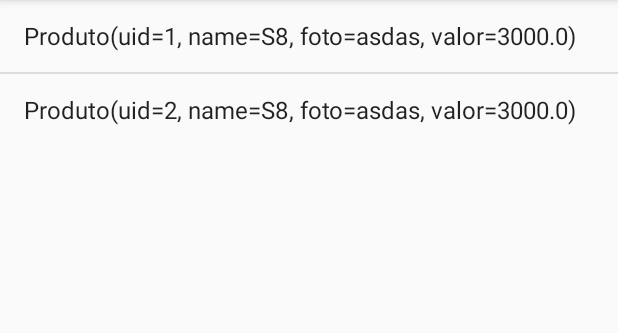
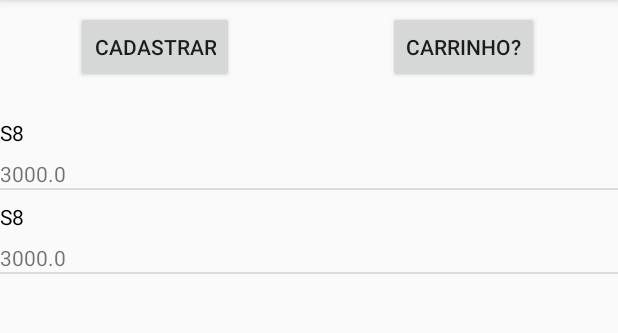
Before and after one commit to victor-cortes/androidIesb, an Android app: the screen it shows after launch (MainActivity), on a phone screen of 412 x 824 dp, the part 84-417 px from its top. Run offline under Robolectric (Android 15) with nearby library versions, the phone set to English and light mode, and no system bars; our stand-ins replace Room's generated code.

Commit message:
ajuste apresentacao e nova acitivity

```diff
--- a/app/src/main/AndroidManifest.xml
+++ b/app/src/main/AndroidManifest.xml
@@ -16,6 +16,9 @@
                 <category android:name="android.intent.category.LAUNCHER" />
             </intent-filter>
         </activity>
+        <activity android:name=".CadastrarActivity">
+
+        </activity>
     </application>
 
 </manifest>
--- /dev/null
+++ b/app/src/main/java/com/josakin/supermercadojosakin/CadastraActivity.kt
@@ -0,0 +1,17 @@
+package com.josakin.supermercadojosakin
+
+import android.os.Bundle
+import android.support.v7.app.AppCompatActivity
+import com.josakin.supermercadojosakin.dao.AppDatabase
+
+class CadastrarActivity : AppCompatActivity() {
+
+
+    override fun onCreate(savedInstanceState: Bundle?) {
+        super.onCreate(savedInstanceState)
+        setContentView(R.layout.activity_main)
+
+
+    }
+
+}
--- a/app/src/main/java/com/josakin/supermercadojosakin/MainActivity.kt
+++ b/app/src/main/java/com/josakin/supermercadojosakin/MainActivity.kt
@@ -2,16 +2,20 @@ package com.josakin.supermercadojosakin
 
 import android.arch.persistence.room.Room
 import android.content.Context
+import android.os.Bundle
 import android.support.v7.app.AppCompatActivity
-import android.os.Bundle
-import android.support.constraint.ConstraintLayout
+import android.view.LayoutInflater
 import android.view.View
 import android.view.ViewGroup
-import android.widget.ArrayAdapter
 import android.widget.BaseAdapter
+import android.widget.Button
 import android.widget.ListView
+import android.widget.TextView
 import com.josakin.supermercadojosakin.dao.AppDatabase
 import com.josakin.supermercadojosakin.entidades.Produto
+import android.content.Intent
+
+
 
 class MainActivity : AppCompatActivity() {
 
@@ -26,18 +30,27 @@ class MainActivity : AppCompatActivity() {
                 AppDatabase::class.java, "room-database"
         ).allowMainThreadQueries().build()
 
-        cadastraProduto()
-        cadastraProduto()
+
+        var produtos = db?.produtoDao()?.findAll()
+
+        if(produtos == null || produtos.size <= 0) {
+            cadastraProduto()
+            cadastraProduto()
+
+            produtos = db?.produtoDao()?.findAll()
+        }
 
 
-        val produtos = db?.produtoDao()?.findAll()
+        val listView = findViewById<ListView>(R.id.listViewProduto)
+        listView.adapter = ProdutoListAdapter(this, produtos!!)
 
-        val constraintLayout = findViewById<ConstraintLayout>(R.id.cl)
-        val listView = ListView(this)
-        val adapter = ArrayAdapter<Produto>(this, android.R.layout.simple_list_item_1, produtos)
-        listView.adapter = adapter
 
-        constraintLayout.addView(listView)
+        val buttonCadastrar = findViewById<Button>(R.id.buttonCadastrar)
+        buttonCadastrar.setOnClickListener(View.OnClickListener {
+            val myIntent = Intent(this, CadastrarActivity::class.java)
+            startActivity(myIntent)
+        })
+
     }
 
     fun cadastraProduto() {
@@ -53,24 +66,41 @@ class MainActivity : AppCompatActivity() {
     }
 }
 
-class ButtonListAdapter(
-        private val context: Context,
-        private val rowItens: List<Produto>
-) : BaseAdapter() {
-    override fun getItem(p0: Int): Any {
-        return rowItens[p0]
+private class ProdutoListAdapter(context: Context, listProduto: List<Produto>) : BaseAdapter() {
+
+    private val mContext: Context
+    private val mListProduto: List<Produto>
+
+    init {
+        mContext = context
+        mListProduto = listProduto
     }
 
-    override fun getItemId(p0: Int): Long {
-        return rowItens.indexOf(getItemId(p0) as Produto).toLong()
+    override fun getItem(position: Int): Any {
+        return mListProduto.get(position)
+    }
+
+    override fun getItemId(position: Int): Long {
+        return position.toLong()
     }
 
     override fun getCount(): Int {
-        return rowItens.size
+        return mListProduto.size
     }
 
-    override fun getView(p0: Int, p1: View?, p2: ViewGroup?): View {
-        TODO("not implemented") //To change body of created functions use File | Settings | File Templates.
+    override fun getView(position: Int, convertView: View?, viewGroup: ViewGroup?): View {
+        val layoutInflater = LayoutInflater.from(mContext)
+        val rowMain = layoutInflater.inflate(R.layout.row_produto,viewGroup,false)
+
+
+        val nametextView = rowMain.findViewById<TextView>(R.id.textViewName)
+        nametextView.text = mListProduto.get(position).name
+
+        val descricaotextView = rowMain.findViewById<TextView>(R.id.textViewDescricao)
+        descricaotextView.text = mListProduto.get(position).valor.toString()
+
+
+        return rowMain
     }
 
 }
--- /dev/null
+++ b/app/src/main/res/layout/activity_cadastrar.xml
@@ -0,0 +1,10 @@
+<?xml version="1.0" encoding="utf-8"?>
+<android.support.constraint.ConstraintLayout xmlns:android="http://schemas.android.com/apk/res/android"
+    xmlns:app="http://schemas.android.com/apk/res-auto"
+    xmlns:tools="http://schemas.android.com/tools"
+    android:id="@+id/cl"
+    android:layout_width="match_parent"
+    android:layout_height="match_parent"
+    tools:context="com.josakin.supermercadojosakin.CadastrarActivity">
+
+</android.support.constraint.ConstraintLayout>
--- a/app/src/main/res/layout/activity_main.xml
+++ b/app/src/main/res/layout/activity_main.xml
@@ -5,6 +5,62 @@
     android:id="@+id/cl"
     android:layout_width="match_parent"
     android:layout_height="match_parent"
-    tools:context="com.josakin.supermercadojosakin.MainActivity">
+    tools:context="com.josakin.supermercadojosakin.MainActivity"
+    tools:layout_editor_absoluteY="81dp">
 
+    <ListView
+        android:id="@+id/listViewProduto"
+        android:layout_width="0dp"
+        android:layout_height="0dp"
+        app:layout_constraintBottom_toBottomOf="parent"
+        app:layout_constraintEnd_toEndOf="parent"
+        app:layout_constraintStart_toStartOf="parent"
+        app:layout_constraintTop_toTopOf="@+id/guideline2" />
+
+    <Button
+        android:id="@+id/buttonCadastrar"
+        android:layout_width="wrap_content"
+        android:layout_height="wrap_content"
+        android:layout_marginBottom="8dp"
+        android:layout_marginEnd="8dp"
+        android:layout_marginStart="8dp"
+        android:text="Cadastrar"
+        app:layout_constraintBottom_toTopOf="@+id/guideline2"
+        app:layout_constraintEnd_toStartOf="@+id/guideline"
+        app:layout_constraintStart_toStartOf="parent"
+        app:layout_constraintTop_toTopOf="parent" />
+
+    <Button
+        android:id="@+id/button2"
+        android:layout_width="wrap_content"
+        android:layout_height="wrap_content"
+        android:layout_marginBottom="8dp"
+        android:layout_marginEnd="8dp"
+        android:layout_marginStart="8dp"
+        android:text="Carrinho?"
+        app:layout_constraintBottom_toTopOf="@+id/guideline2"
+        app:layout_constraintEnd_toEndOf="parent"
+        app:layout_constraintStart_toStartOf="@+id/guideline"
+        app:layout_constraintTop_toTopOf="parent" />
+
+    <android.support.constraint.Guideline
+        android:id="@+id/guideline"
+        android:layout_width="wrap_content"
+        android:layout_height="wrap_content"
+        android:orientation="vertical"
+        app:layout_constraintGuide_percent="0.5" />
+
+    <android.support.constraint.Guideline
+        android:id="@+id/guideline2"
+        android:layout_width="wrap_content"
+        android:layout_height="wrap_content"
+        android:orientation="horizontal"
+        app:layout_constraintGuide_begin="71dp" />
+
+    <android.support.constraint.Guideline
+        android:id="@+id/guideline3"
+        android:layout_width="wrap_content"
+        android:layout_height="wrap_content"
+        android:orientation="horizontal"
+        app:layout_constraintGuide_begin="20dp" />
 </android.support.constraint.ConstraintLayout>
--- /dev/null
+++ b/app/src/main/res/layout/row_produto.xml
@@ -0,0 +1,28 @@
+<?xml version="1.0" encoding="utf-8"?>
+<android.support.constraint.ConstraintLayout xmlns:android="http://schemas.android.com/apk/res/android"
+    xmlns:app="http://schemas.android.com/apk/res-auto"
+    xmlns:tools="http://schemas.android.com/tools"
+    android:id="@+id/cl"
+    android:layout_width="match_parent"
+    android:layout_height="match_parent"
+    tools:context="com.josakin.supermercadojosakin.MainActivity">
+
+    <TextView
+        android:id="@+id/textViewName"
+        android:layout_width="wrap_content"
+        android:layout_height="wrap_content"
+        android:layout_marginTop="8dp"
+        android:textColor="@android:color/black"
+        android:text="Name"
+        app:layout_constraintStart_toStartOf="parent"
+        app:layout_constraintTop_toTopOf="parent" />
+
+    <TextView
+        android:id="@+id/textViewDescricao"
+        android:layout_width="wrap_content"
+        android:layout_height="wrap_content"
+        android:layout_marginTop="8dp"
+        android:text="Descricao"
+        app:layout_constraintStart_toStartOf="parent"
+        app:layout_constraintTop_toBottomOf="@+id/textViewName" />
+</android.support.constraint.ConstraintLayout>
```
